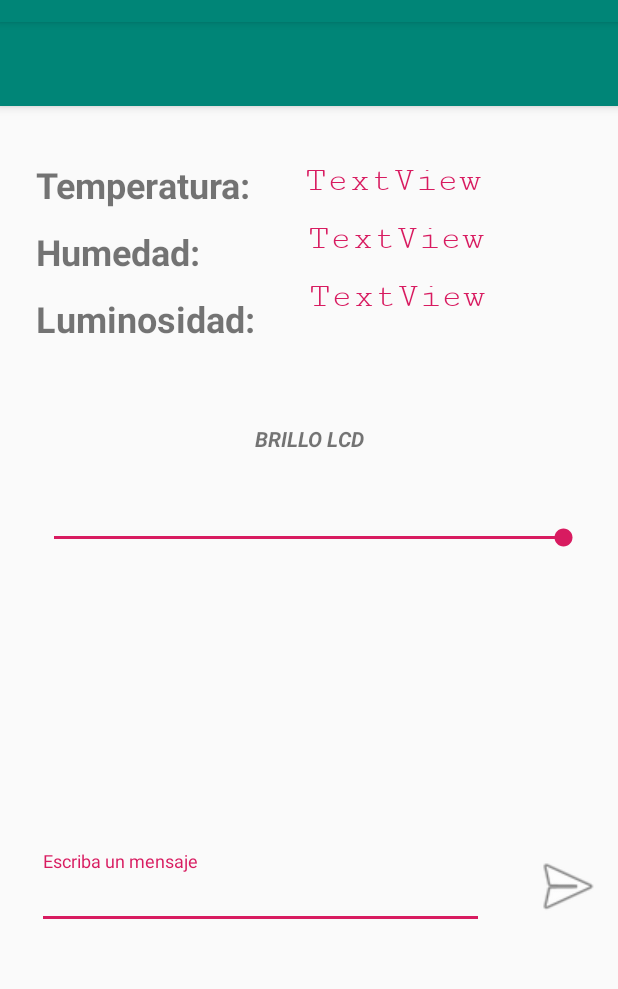
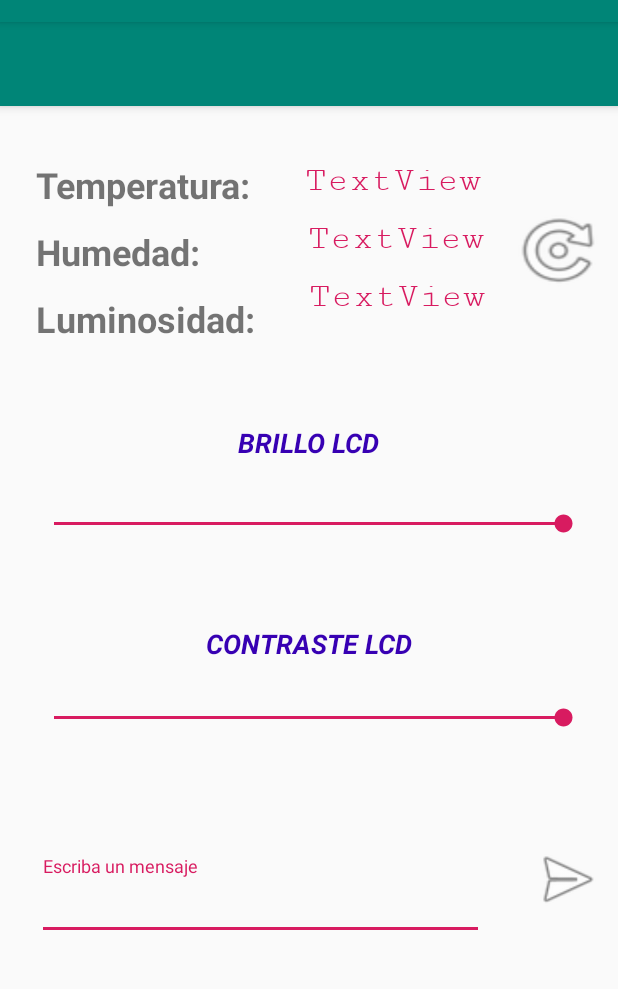
Before and after one commit to JCerver/Report-Enviroment-System, an Android app: the MainActivity screen opened directly, with no data from a screen before it, on a phone screen of 412 x 824 dp, the part 62-1051 px from its top. Run offline under Robolectric (Android 15) with nearby library versions, the phone set to English and light mode, and no system bars; network calls fail; 7 statements that could not run were skipped.

Commit message:
Agregar proyecto Android Studio actualizado con más del 90% funcionando

```diff
--- a/BluetoothMonitor/app/src/main/java/com/example/alfredo/bluetoothmonitor/MainActivity.java
+++ b/BluetoothMonitor/app/src/main/java/com/example/alfredo/bluetoothmonitor/MainActivity.java
@@ -30,9 +30,9 @@ import java.util.UUID;
 public class MainActivity extends AppCompatActivity {
 
     private TextView lblTemperatura, lblHumedad, lblLuminosidad;
-    private SeekBar sbrBrillo;
+    private SeekBar sbrBrillo, sbrContraste;
     private TextInputEditText txtMensajes;
-    private Button btnEnviarMensaje;
+    private Button btnEnviarMensaje, btnActualizar;
 
     private Handler bluetoothIn;
     final int handlerState = 0;
@@ -61,8 +61,10 @@ public class MainActivity extends AppCompatActivity {
         lblHumedad = findViewById(R.id.lblHumedadReal);
         lblLuminosidad = findViewById(R.id.lblLuminosidadReal);
         sbrBrillo = findViewById(R.id.sbrBrillo);
+        sbrContraste = findViewById(R.id.sbrContraste);
         txtMensajes = findViewById(R.id.txtMensajes);
         btnEnviarMensaje = findViewById(R.id.btnEnviarMensaje);
+        btnActualizar = findViewById(R.id.btnActualizar);
 
         bluetoothIn = new Handler(){
             @Override
@@ -78,9 +80,12 @@ public class MainActivity extends AppCompatActivity {
                     if(endOfLineIndex > 0){
                         String dataInPrint = dataStringIN.substring(0, endOfLineIndex);
                         dataStringIN.delete(0, dataStringIN.length());
-                        lblTemperatura.setText(dataInPrint.substring(0, 4));
-                        lblHumedad.setText(dataInPrint.substring(4, 8));
-                        lblLuminosidad.setText(dataInPrint.substring(8, 12));
+
+                        System.out.println(dataInPrint);
+                        String[] valoresClima = dataInPrint.split(",");
+                        lblTemperatura.setText(valoresClima[0]);
+                        lblHumedad.setText(valoresClima[1]);
+                        lblLuminosidad.setText(valoresClima[2]);
                     }
 
 
@@ -98,7 +103,8 @@ public class MainActivity extends AppCompatActivity {
         sbrBrillo.setOnSeekBarChangeListener(new SeekBar.OnSeekBarChangeListener() {
             @Override
             public void onProgressChanged(SeekBar seekBar, int progress, boolean fromUser) {
-                myConexionBT.write(progress + "");
+                System.out.println("2" + progress);
+                myConexionBT.write("2" + progress);
             }
 
             @Override
@@ -112,10 +118,35 @@ public class MainActivity extends AppCompatActivity {
             }
         });
 
+        sbrContraste.setOnSeekBarChangeListener(new SeekBar.OnSeekBarChangeListener() {
+            @Override
+            public void onProgressChanged(SeekBar seekBar, int progress, boolean fromUser) {
+                progress = 170 - progress;
+                System.out.println("3" + progress);
+                myConexionBT.write("3" + progress);
+            }
+
+            @Override
+            public void onStartTrackingTouch(SeekBar seekBar) {
+
+            }
+
+            @Override
+            public void onStopTrackingTouch(SeekBar seekBar) {
+            }
+        });
+
         btnEnviarMensaje.setOnClickListener(new View.OnClickListener() {
             @Override
             public void onClick(View v) {
-                myConexionBT.write(txtMensajes.getText().toString());
+                myConexionBT.write("1" + txtMensajes.getText().toString());
+            }
+        });
+
+        btnActualizar.setOnClickListener(new View.OnClickListener() {
+            @Override
+            public void onClick(View v) {
+                myConexionBT.write("4");
             }
         });
 
--- a/BluetoothMonitor/app/src/main/res/layout/content_main.xml
+++ b/BluetoothMonitor/app/src/main/res/layout/content_main.xml
@@ -92,9 +92,10 @@
         android:layout_width="372dp"
         android:layout_height="74dp"
         android:layout_marginStart="8dp"
-        android:layout_marginTop="20dp"
+        android:layout_marginTop="5dp"
         android:layout_marginEnd="8dp"
-        android:max="255"
+        android:max="254"
+        android:min="0"
         android:progress="@android:integer/config_longAnimTime"
         app:layout_constraintEnd_toEndOf="parent"
         app:layout_constraintHorizontal_bias="0.504"
@@ -110,17 +111,51 @@
         android:layout_marginEnd="8dp"
         android:text="Brillo LCD"
         android:textAllCaps="true"
+        android:textColor="@color/design_default_color_primary_dark"
+        android:textSize="18sp"
         android:textStyle="bold|italic"
         app:layout_constraintEnd_toEndOf="parent"
         app:layout_constraintStart_toStartOf="parent"
         app:layout_constraintTop_toBottomOf="@+id/lblLuminosidadReal" />
 
+    <SeekBar
+        android:id="@+id/sbrContraste"
+        android:layout_width="372dp"
+        android:layout_height="74dp"
+        android:layout_marginStart="8dp"
+        android:layout_marginTop="5dp"
+        android:layout_marginEnd="8dp"
+        android:max="170"
+        android:min="0"
+        android:progress="@android:integer/config_longAnimTime"
+        app:layout_constraintEnd_toEndOf="parent"
+        app:layout_constraintHorizontal_bias="0.504"
+        app:layout_constraintStart_toStartOf="parent"
+        app:layout_constraintTop_toBottomOf="@+id/lblContraste" />
+
+    <TextView
+        android:id="@+id/lblContraste"
+        android:layout_width="wrap_content"
+        android:layout_height="20dp"
+        android:layout_marginStart="8dp"
+        android:layout_marginTop="30dp"
+        android:layout_marginEnd="8dp"
+        android:text="Contraste LCD"
+        android:textAllCaps="true"
+        android:textColor="@color/design_default_color_primary_dark"
+        android:textSize="18sp"
+        android:textStyle="bold|italic"
+        app:layout_constraintEnd_toEndOf="parent"
+        app:layout_constraintStart_toStartOf="parent"
+        app:layout_constraintTop_toBottomOf="@+id/sbrBrillo" />
+
+
     <android.support.design.widget.TextInputLayout
         android:id="@+id/textInputLayout"
         android:layout_width="321dp"
-        android:layout_height="52dp"
+        android:layout_height="124dp"
         android:layout_marginStart="8dp"
-        android:layout_marginTop="8dp"
+        android:layout_marginTop="100dp"
         android:layout_marginBottom="8dp"
         app:layout_constraintBottom_toBottomOf="parent"
         app:layout_constraintEnd_toStartOf="@+id/btnEnviarMensaje"
@@ -148,4 +183,15 @@
         app:layout_constraintEnd_toEndOf="parent"
         app:layout_constraintTop_toBottomOf="@+id/sbrBrillo"
         app:layout_constraintVertical_bias="0.505" />
+
+    <Button
+        android:id="@+id/btnActualizar"
+        android:layout_width="64dp"
+        android:layout_height="56dp"
+        android:layout_marginTop="68dp"
+        android:layout_marginEnd="8dp"
+        android:background="@android:drawable/ic_menu_rotate"
+        android:text=""
+        app:layout_constraintEnd_toEndOf="parent"
+        app:layout_constraintTop_toTopOf="parent" />
 </android.support.constraint.ConstraintLayout>
```
Also changed, not shown: 4 other files.
